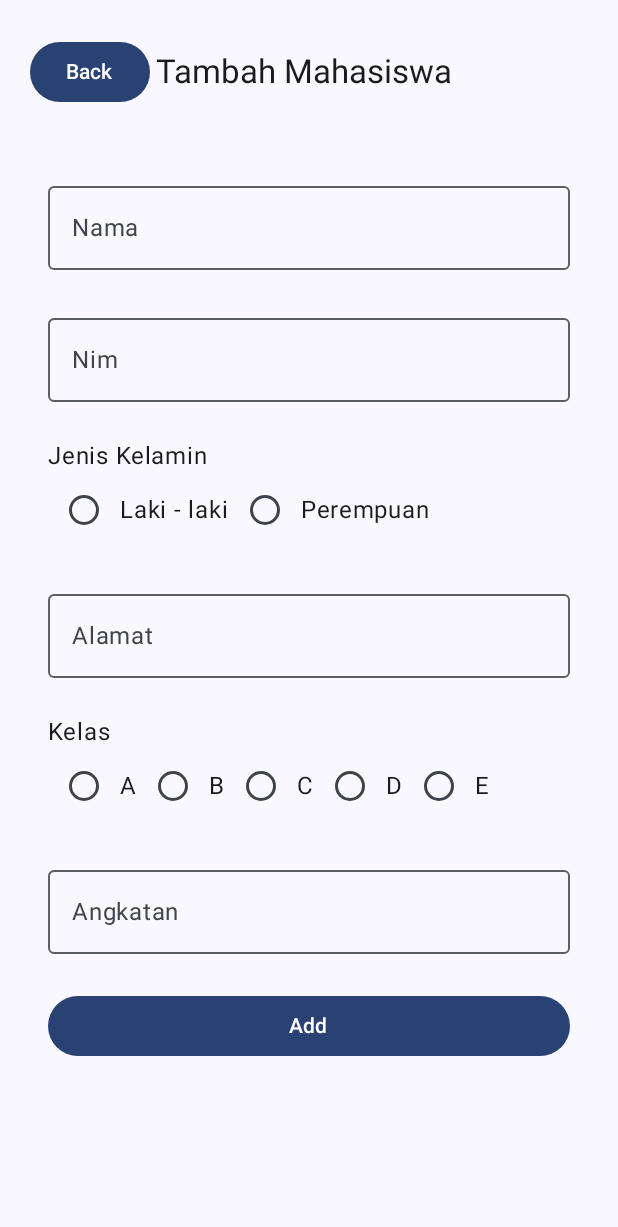
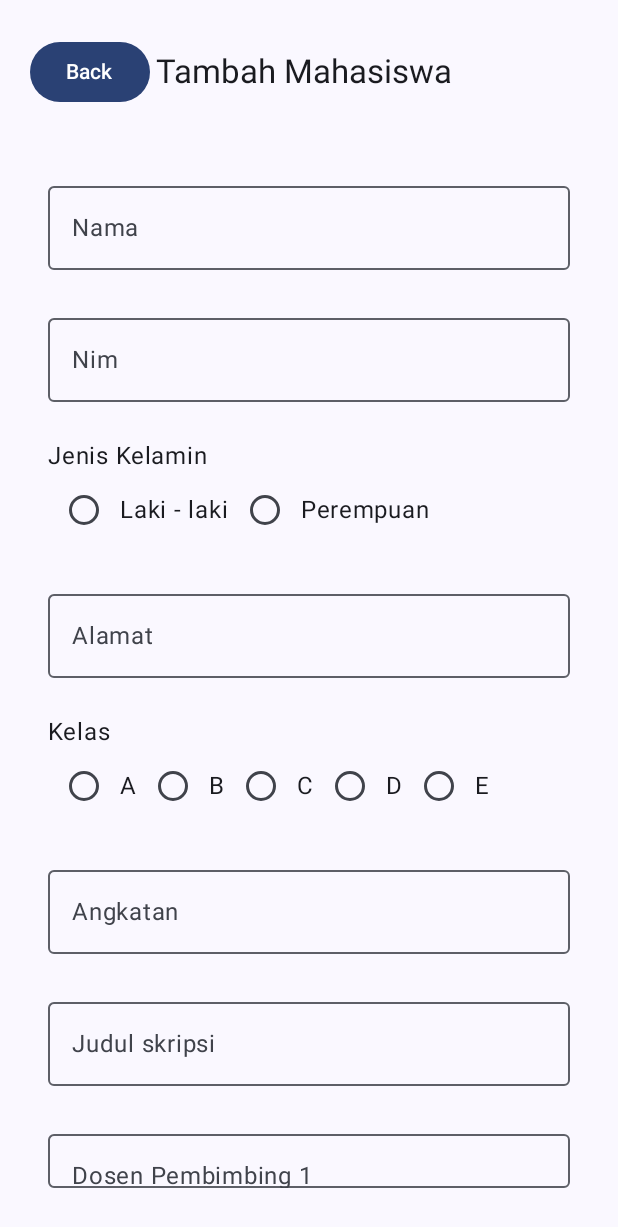
Before and after one commit to mrendy58/QuestFierbase_122, an Android app built with Jetpack Compose: the screen it shows after launch (MainActivity), after a tap on "Add Mahasiswa", on a phone screen of 412 x 824 dp. Shown: the top 1227 px of the screen. Run offline under Robolectric (Android 15) with nearby library versions, the light colour scheme and no system bars; our stand-ins replace Firebase (no records; nobody signed in at launch, a user with empty details on screens opened directly).

Commit message:
code ucp3

```diff
--- a/app/src/main/java/com/example/p9meeting13/model/Mahasiswa.kt
+++ b/app/src/main/java/com/example/p9meeting13/model/Mahasiswa.kt
@@ -7,6 +7,9 @@ data class Mahasiswa(
     val gender:String,
     val kelas:String,
     val angkatan:String,
+    val judul_skripsi:String,
+    val dosbim1:String,
+    val dosbim2:String,
 ){
-    constructor() :  this("","","","","","")
+    constructor() :  this("","","","","","","","","")
 }
--- a/app/src/main/java/com/example/p9meeting13/repository/RepositoryMhs.kt
+++ b/app/src/main/java/com/example/p9meeting13/repository/RepositoryMhs.kt
@@ -18,4 +18,5 @@ interface RepositoryMhs {
     //updateMhs
     suspend fun updateMhs(mahasiswa: Mahasiswa)
 
+
 }
--- a/app/src/main/java/com/example/p9meeting13/ui/view/InsertView.kt
+++ b/app/src/main/java/com/example/p9meeting13/ui/view/InsertView.kt
@@ -271,5 +271,50 @@ fun FormMahasiswa(
             text = errorState.angkatan ?: "",
             color = Color.Red
         )
+        OutlinedTextField(
+            modifier = Modifier.fillMaxWidth(),
+            value = mahasiswaEvent.judul_skripsi,
+            onValueChange = {
+                onValueChange(mahasiswaEvent.copy(judul_skripsi = it))
+            },
+            label = { Text("Judul skripsi") },
+            isError = errorState.judul_skripsi != null,
+            placeholder = { Text("Masukkan Judul Skripsi") },
+            keyboardOptions = KeyboardOptions(keyboardType = KeyboardType.Text)
+        )
+        Text(
+            text = errorState.judul_skripsi ?: "",
+            color = Color.Red
+        )
+        OutlinedTextField(
+            modifier = Modifier.fillMaxWidth(),
+            value = mahasiswaEvent.dosbim1,
+            onValueChange = {
+                onValueChange(mahasiswaEvent.copy(dosbim1 = it))
+            },
+            label = { Text("Dosen Pembimbing 1") },
+            isError = errorState.dosbim1 != null,
+            placeholder = { Text("Masukkan Dosen pembimbing 1") },
+            keyboardOptions = KeyboardOptions(keyboardType = KeyboardType.Text)
+        )
+        Text(
+            text = errorState.dosbim1 ?: "",
+            color = Color.Red
+        )
+        OutlinedTextField(
+            modifier = Modifier.fillMaxWidth(),
+            value = mahasiswaEvent.dosbim2,
+            onValueChange = {
+                onValueChange(mahasiswaEvent.copy(dosbim2 = it))
+            },
+            label = { Text("Dosen Pembimbing 2") },
+            isError = errorState.dosbim2 != null,
+            placeholder = { Text("Masukkan Dosen Pembimbing 2") },
+            keyboardOptions = KeyboardOptions(keyboardType = KeyboardType.Text)
+        )
+        Text(
+            text = errorState.dosbim2 ?: "",
+            color = Color.Red
+        )
     }
 }
--- a/app/src/main/java/com/example/p9meeting13/ui/viewmodel/InsertViewModel.kt
+++ b/app/src/main/java/com/example/p9meeting13/ui/viewmodel/InsertViewModel.kt
@@ -34,6 +34,9 @@ class InsertViewModel (
             alamat = if (event.alamat.isNotEmpty()) null else "Alamat tidak boleh kosong",
             kelas = if (event.kelas.isNotEmpty()) null else "Kelas tidak boleh kosong",
             angkatan = if (event.angkatan.isNotEmpty()) null else "Angkatan tidak boleh kosong",
+            judul_skripsi = if (event.judul_skripsi.isNotEmpty()) null else "Judul Skripsi tidak boleh kosong",
+            dosbim1 = if (event.dosbim1.isNotEmpty()) null else "Dosen Pembimbing 1 tidak boleh kosong",
+            dosbim2 = if (event.dosbim2.isNotEmpty()) null else "Dosen Pembimbing 2 tidak boleh kosong",
         )
 
         uiEvent = uiEvent.copy(isEntryValid = errorState)
@@ -85,10 +88,14 @@ data class FormErrorState(
     val alamat: String? = null,
     val kelas: String? = null,
     val angkatan: String? = null,
+    val judul_skripsi: String? = null,
+    val dosbim1: String? = null,
+    val dosbim2: String? = null
 ){
     fun isValid():Boolean{
         return nim == null && nama == null && gender == null &&
-                alamat == null && kelas == null && angkatan == null
+                alamat == null && kelas == null && angkatan == null && judul_skripsi == null
+                && dosbim1 == null && dosbim2 == null
     }
 }
 // data class untuk menyimpan data input form
@@ -99,6 +106,9 @@ data class MahasiswaEvent(
     val alamat: String = "",
     val kelas: String = "",
     val angkatan: String = "",
+    val judul_skripsi: String = "",
+    val dosbim1 : String = "",
+    val dosbim2 : String = "",
 )
 
 //menyimpan input form ke dalam entity
@@ -108,5 +118,8 @@ fun MahasiswaEvent.toMhsModel(): Mahasiswa = Mahasiswa(
     gender = gender,
     alamat = alamat,
     kelas = kelas,
-    angkatan = angkatan
+    angkatan = angkatan,
+    judul_skripsi = judul_skripsi,
+    dosbim1 = dosbim1,
+    dosbim2 = dosbim2
 )
--- a/app/src/main/java/com/example/p9meeting13/ui/viewmodel/PenyediaViewModel.kt
+++ b/app/src/main/java/com/example/p9meeting13/ui/viewmodel/PenyediaViewModel.kt
@@ -18,6 +18,7 @@ object PenyediaViewModel {
                 MahasiswaApp().containerApp.repositoryMhs
             )
         }
+
     }
 
     fun CreationExtras.MahasiswaApp(): MahasiswaApp =
```
Also changed, not shown: app/src/main/java/com/example/p9meeting13/ui/view/HomeView.kt (+10 -0 lines).
